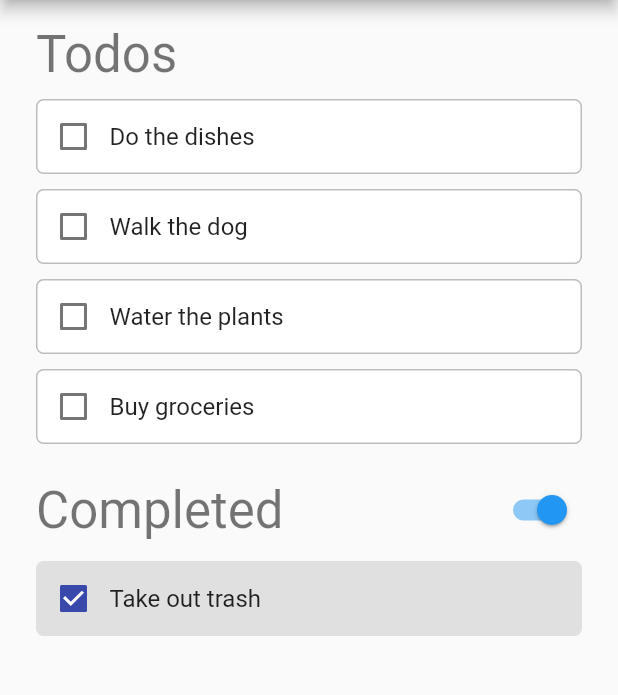
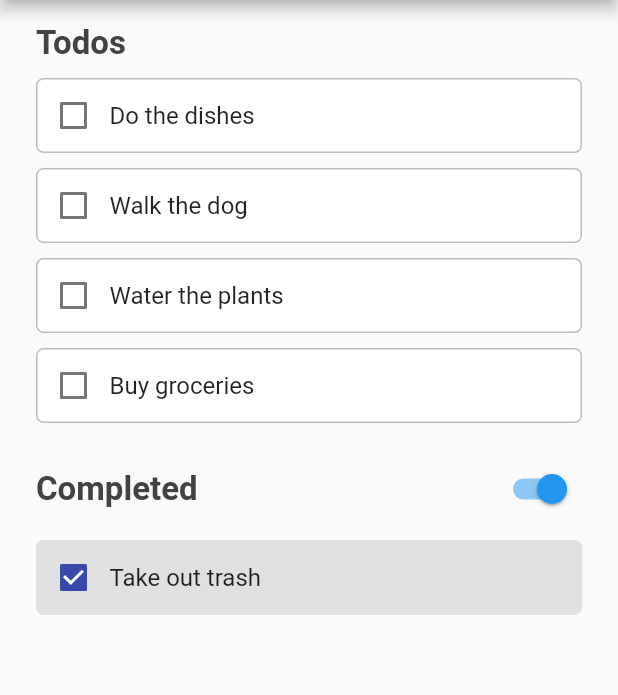
Before and after one commit to zeitspace/flutter-session, a Flutter app: the screen it shows after launch, on a phone screen of 412 x 824 dp, the part 84-779 px from its top. Run offline on Flutter 3.47's test engine with Material 2 defaults, Android fonts, the phone set to English and light mode, and no system bars.

Commit message:
code cleanup

```diff
--- a/app/lib/main.dart
+++ b/app/lib/main.dart
@@ -15,19 +15,24 @@ class MyApp extends StatelessWidget {
         theme: ThemeData(
           visualDensity: VisualDensity.adaptivePlatformDensity,
           primaryColor: Colors.indigo[600],
+          textTheme: TextTheme(
+            headline1: TextStyle(
+              fontSize: 22,
+              fontWeight: FontWeight.bold,
+              color: Colors.grey[800],
+            ),
+            headline2: TextStyle(
+              fontSize: 22,
+              fontWeight: FontWeight.w600,
+              color: Colors.black,
+            ),
+          ),
         ),
         home: MyTodos(title: 'My Todo List'),
         routes: {
           '/friends': (context) => FriendTodos(title: "Friends Todos"),
         });
   }
-}
-
-class Todo {
-  Todo(this.name, this.isDone);
-
-  String name;
-  bool isDone;
 }
 
 class MyTodos extends StatefulWidget {
@@ -40,49 +45,49 @@ class MyTodos extends StatefulWidget {
 }
 
 class _MyTodosState extends State<MyTodos> {
-  List<Todo> _todos = [
-    Todo("Do the dishes", false),
-    Todo("Walk the dog", false),
-    Todo("Water the plants", false),
-    Todo("Buy groceries", false),
+  List<String> _todos = [
+    "Do the dishes",
+    "Walk the dog",
+    "Water the plants",
+    "Buy groceries",
   ];
 
-  List<Todo> _completeTodos = [
-    Todo("Take out trash", true),
+  List<String> _completeTodos = [
+    "Take out trash",
   ];
 
-  bool showCompleted = true;
+  bool _showCompleted = true;
 
-  toggleDone(newVal, index) {
+  void toggleDone(bool newVal, int index) {
     setState(() {
       if (newVal) {
-        Todo item = _todos[index];
-        item.isDone = true;
+        String item = _todos[index];
         _todos.removeAt(index);
         _completeTodos.add(item);
       } else {
-        Todo item = _completeTodos[index];
-        item.isDone = false;
+        String item = _completeTodos[index];
         _completeTodos.removeAt(index);
         _todos.add(item);
       }
     });
   }
 
-  _addTodo(context) {
-    showDialog(context: context, builder: (_) => new AddTodoDialog())
-        .then((val) => setState(() {
-              if (val != null) _todos.add(Todo(val, false));
-            }));
+  void _addTodo(BuildContext context) async {
+    String newTodo = await showDialog(
+      context: context,
+      builder: (context) => new AddTodoDialog(),
+    );
+
+    if (newTodo != null) setState(() => _todos.add(newTodo));
   }
 
   List<Widget> _todoList() {
     List<Widget> children = [];
     for (int i = 0; i < _todos.length; i++) {
-      Todo item = _todos[i];
+      String item = _todos[i];
       children.add(TodoTile(
-        name: item.name,
-        isDone: item.isDone,
+        name: item,
+        isDone: false,
         index: i,
         toggle: toggleDone,
       ));
@@ -93,13 +98,13 @@ class _MyTodosState extends State<MyTodos> {
   List<Widget> _completeList() {
     List<Widget> children = [];
 
-    if (!showCompleted) return children;
+    if (!_showCompleted) return children;
 
     for (int i = 0; i < _completeTodos.length; i++) {
-      Todo item = _completeTodos[i];
+      String item = _completeTodos[i];
       children.add(TodoTile(
-        name: item.name,
-        isDone: item.isDone,
+        name: item,
+        isDone: true,
         index: i,
         toggle: toggleDone,
       ));
@@ -129,17 +134,24 @@ class _MyTodosState extends State<MyTodos> {
           crossAxisAlignment: CrossAxisAlignment.start,
           children: [
             SizedBox(height: 16),
-            Text("Todos", style: Theme.of(context).textTheme.headline4),
+            Text("Todos", style: Theme.of(context).textTheme.headline1),
             SizedBox(height: 10),
             Column(children: _todoList()),
             SizedBox(height: 10),
             Row(
               mainAxisAlignment: MainAxisAlignment.spaceBetween,
               children: [
-                Text("Completed", style: Theme.of(context).textTheme.headline4),
+                Text("Completed",
+                    style: _showCompleted
+                        ? Theme.of(context).textTheme.headline1
+                        : Theme.of(context)
+                            .textTheme
+                            .headline1
+                            .copyWith(color: Colors.grey[400])),
                 Switch.adaptive(
-                  value: showCompleted,
-                  onChanged: (newVal) => setState(() => showCompleted = newVal),
+                  value: _showCompleted,
+                  onChanged: (newVal) =>
+                      setState(() => _showCompleted = newVal),
                 ),
               ],
             ),
@@ -166,7 +178,7 @@ class TodoTile extends StatelessWidget {
   final Function toggle;
 
   @override
-  Widget build(context) {
+  Widget build(BuildContext context) {
     return Container(
       margin: EdgeInsets.only(bottom: 10),
       decoration: BoxDecoration(
```
Also changed, not shown: app/lib/friend-todos.json (deleted, +0 -17 lines), app/lib/friend_todos.dart (+7 -5 lines), app/lib/my_drawer.dart (deleted, +0 -43 lines), app/lib/navigation.dart (deleted, +0 -34 lines), app/lib/new_todo.dart (+5 -43 lines).
